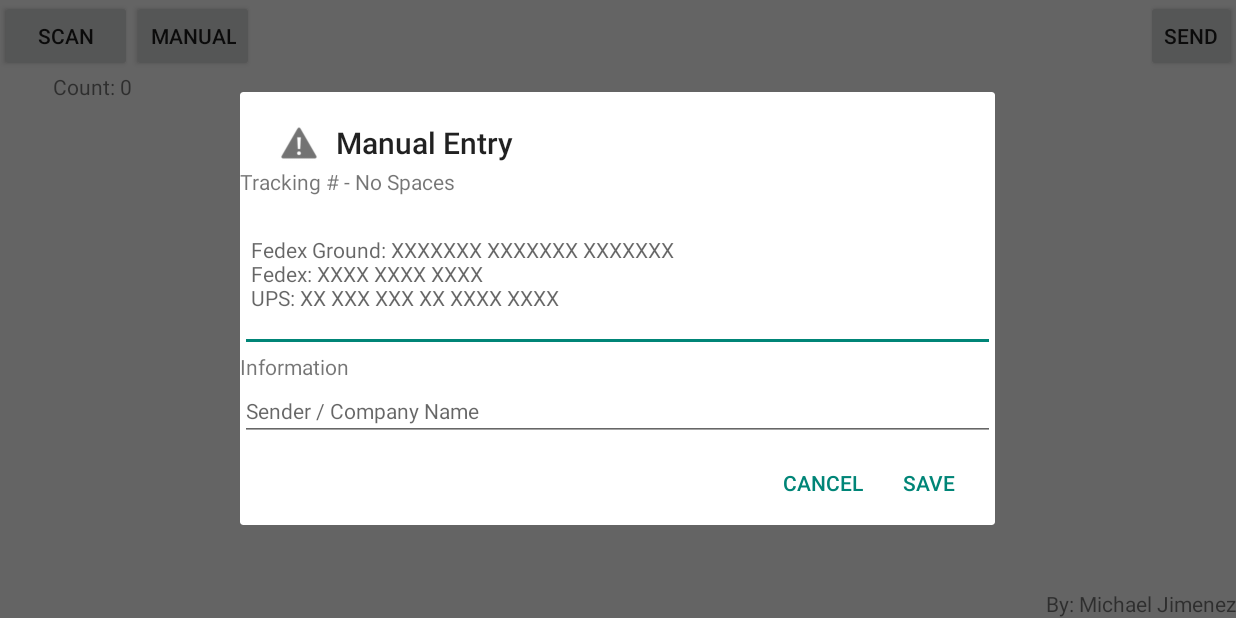
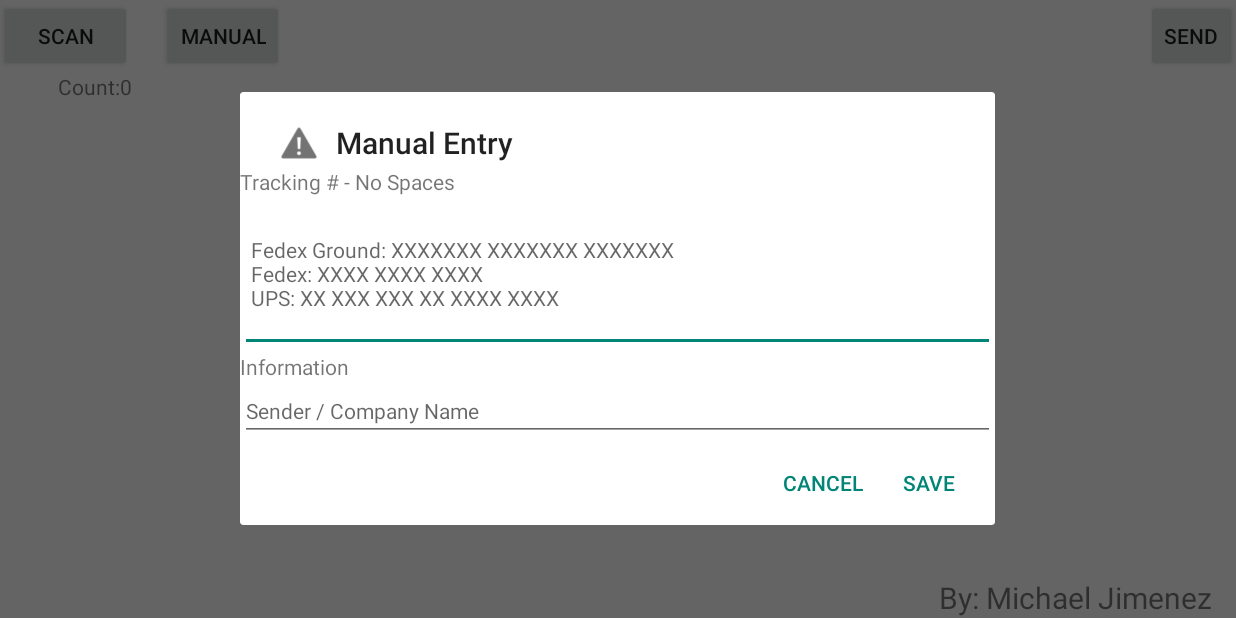
Before and after one commit to mikejimenez/ScanIT-1.0.0, an Android app: the screen it shows after launch (MainActivity), after a tap on "MANUAL", on a phone screen of 824 x 412 dp (held sideways). Run offline under Robolectric (Android 15) with nearby library versions, the phone set to English and light mode, and no system bars.

```diff
--- a/app/src/main/res/layout/activity_main.xml
+++ b/app/src/main/res/layout/activity_main.xml
@@ -8,7 +8,7 @@
         android:id="@+id/scan_button"
         android:layout_width="wrap_content"
         android:layout_height="wrap_content"
-        android:text="@string/scan"
+        android:text="@string/ScanButton"
         android:layout_alignParentTop="true"
         android:layout_alignParentStart="true" />
 
@@ -49,7 +49,7 @@
         android:layout_width="wrap_content"
         android:layout_height="wrap_content"
         android:textAppearance="?android:attr/textAppearanceSmall"
-        android:text="Count: "
+        android:text="@string/count"
         android:id="@+id/textView"
         android:layout_below="@+id/scan_button"
         android:layout_toStartOf="@+id/textView2" />
@@ -66,19 +66,23 @@
         android:layout_width="wrap_content"
         android:layout_height="wrap_content"
         android:textAppearance="?android:attr/textAppearanceSmall"
-        android:text="By: Michael Jimenez"
+        android:text="@string/sign"
         android:id="@+id/textView3"
-        android:textSize="@dimen/abc_text_size_small_material"
+        android:textSize="@dimen/abc_text_size_title_material_toolbar"
         android:layout_alignParentBottom="true"
-        android:layout_alignParentEnd="true" />
+        android:layout_alignEnd="@+id/clr_button"
+        android:layout_marginEnd="16dp"
+        android:textIsSelectable="false" />
 
     <Button
         style="?android:attr/buttonStyleSmall"
         android:layout_width="wrap_content"
         android:layout_height="wrap_content"
-        android:text="Manual"
+        android:text="@string/ManButton"
         android:id="@+id/manual_button"
-        android:layout_alignParentTop="true"
-        android:layout_toEndOf="@+id/textView2" />
+        android:layout_above="@+id/textView2"
+        android:layout_toEndOf="@+id/textView2"
+        android:layout_marginStart="20dp"
+        android:alpha="128" />
 
 </RelativeLayout>
--- a/app/src/main/res/layout/manual_entry.xml
+++ b/app/src/main/res/layout/manual_entry.xml
@@ -7,7 +7,7 @@
         android:layout_width="wrap_content"
         android:layout_height="wrap_content"
         android:textAppearance="?android:attr/textAppearanceSmall"
-        android:text="Tracking # - No Spaces"
+        android:text="@string/tracking"
         android:id="@+id/numText" />
 
     <EditText
@@ -15,14 +15,13 @@
         android:layout_height="wrap_content"
         android:id="@+id/InfoTrack"
         style="@android:style/TextAppearance.Small"
-        android:editable="true"
         android:hint="@string/hint_manual" />
 
     <TextView
         android:layout_width="wrap_content"
         android:layout_height="wrap_content"
         android:textAppearance="?android:attr/textAppearanceSmall"
-        android:text="Information"
+        android:text="@string/information"
         android:id="@+id/infoText" />
 
     <EditText
--- a/app/src/main/res/layout/scan_entry.xml
+++ b/app/src/main/res/layout/scan_entry.xml
@@ -9,7 +9,7 @@
         android:id="@+id/scanData"
         style="@android:style/TextAppearance.Small"
         android:hint="@string/hint_data"
-        android:layout_marginLeft="0dp"
+        android:layout_marginStart="0dp"
         android:layout_marginTop="28dp"
         android:layout_alignParentTop="true"
         android:layout_alignParentStart="true" />
--- a/app/src/main/res/values/strings.xml
+++ b/app/src/main/res/values/strings.xml
@@ -1,9 +1,13 @@
 <resources>
     <string name="app_name">Scan It</string>
-    <string name="scan">Scan</string>
+    <string name="ScanButton">Scan</string>
     <string name="send">Send</string>
     <string name="action_settings">Settings</string>
-    <string name="paused">N</string>
+    <string name="tracking">Tracking # - No Spaces</string>
+    <string name="information">Information</string>
+    <string name="count">Count: </string>
+    <string name="sign">By: Michael Jimenez</string>
+    <string name="ManButton">Manual</string>
     <string name="hint_manual">
         \n
     Fedex Ground: XXXXXXX XXXXXXX XXXXXXX\n
```
Also changed, not shown: app/src/main/java/alpha/com/scanit/Barcodes.java (+4 -10 lines), app/src/main/java/alpha/com/scanit/MainActivity.java (+244 -296 lines), app/src/main/java/alpha/com/scanit/SQLite.java (+5 -26 lines), 1 other file.
